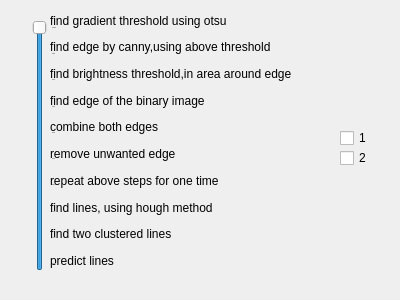
Qt form testparamset.ui (meiqua/video_robot_wifi_car) before a commit.
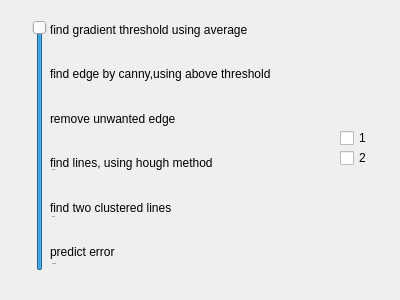
The same form after that commit.

The edit to the form file:
```diff
--- a/testparamset.ui
+++ b/testparamset.ui
@@ -23,13 +23,13 @@
     </rect>
    </property>
    <property name="maximum">
-    <number>9</number>
+    <number>5</number>
    </property>
    <property name="pageStep">
     <number>1</number>
    </property>
    <property name="sliderPosition">
-    <number>9</number>
+    <number>5</number>
    </property>
    <property name="orientation">
     <enum>Qt::Vertical</enum>
@@ -70,7 +70,7 @@
     <string>2</string>
    </property>
   </widget>
-  <widget class="QWidget" name="">
+  <widget class="QWidget" name="layoutWidget">
    <property name="geometry">
     <rect>
      <x>50</x>
@@ -83,7 +83,7 @@
     <item>
      <widget class="QLabel" name="label">
       <property name="text">
-       <string>find gradient threshold using otsu</string>
+       <string>find gradient threshold using average</string>
       </property>
      </widget>
     </item>
@@ -94,27 +94,6 @@
       </property>
      </widget>
     </item>
-    <item>
-     <widget class="QLabel" name="label_3">
-      <property name="text">
-       <string>find brightness threshold,in area around edge</string>
-      </property>
-     </widget>
-    </item>
-    <item>
-     <widget class="QLabel" name="label_5">
-      <property name="text">
-       <string>find edge of the binary image</string>
-      </property>
-     </widget>
-    </item>
-    <item>
-     <widget class="QLabel" name="label_6">
-      <property name="text">
-       <string>combine both edges</string>
-      </property>
-     </widget>
-    </item>
     <item>
      <widget class="QLabel" name="label_7">
       <property name="text">
@@ -122,13 +101,6 @@
       </property>
      </widget>
     </item>
-    <item>
-     <widget class="QLabel" name="label_8">
-      <property name="text">
-       <string>repeat above steps for one time</string>
-      </property>
-     </widget>
-    </item>
     <item>
      <widget class="QLabel" name="label_9">
       <property name="text">
@@ -146,7 +118,7 @@
     <item>
      <widget class="QLabel" name="label_10">
       <property name="text">
-       <string>predict lines</string>
+       <string>predict error</string>
       </property>
      </widget>
     </item>
```
Left out of the diff: 26 changed lines with no effect on the pictures.
